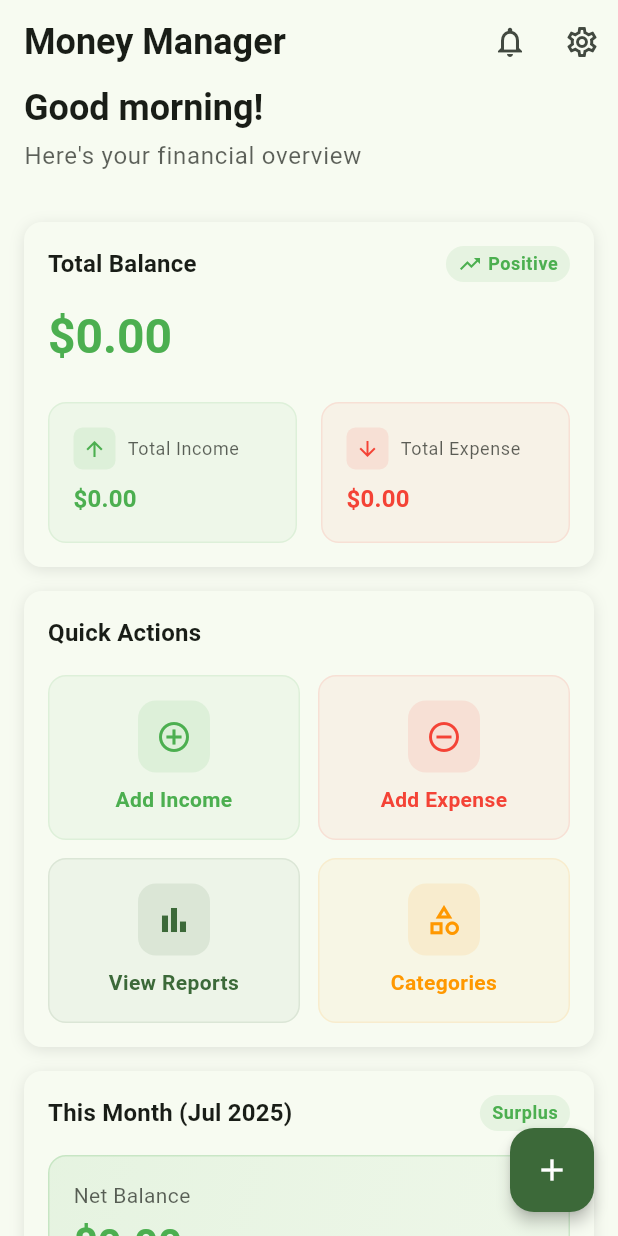
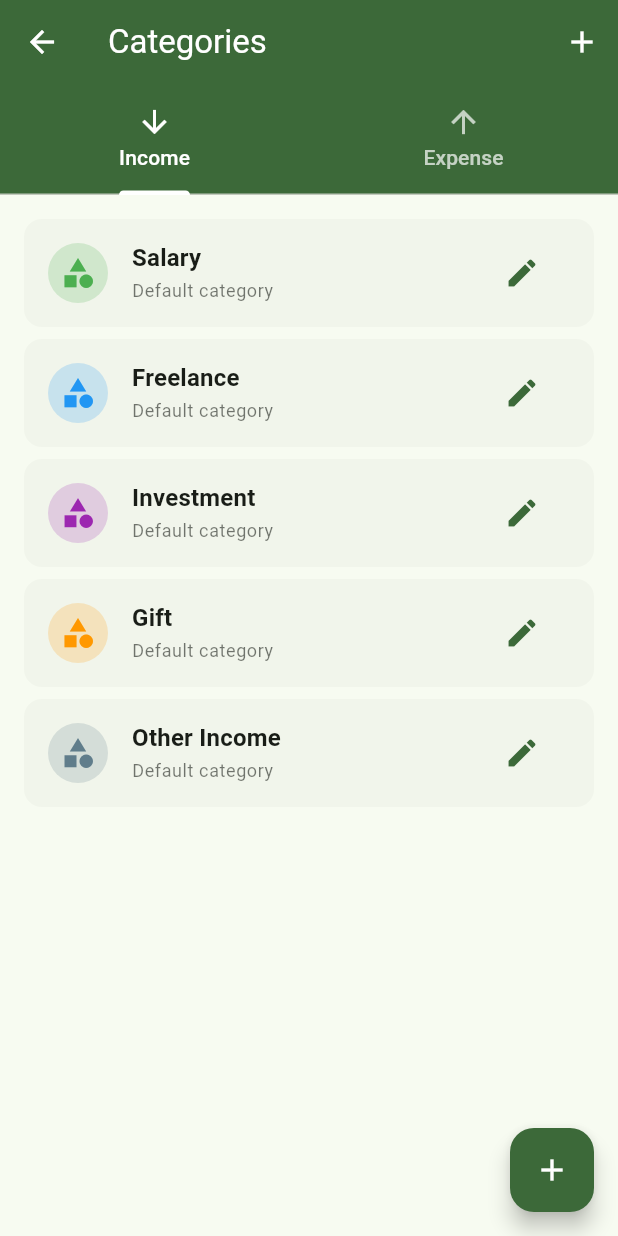
Before and after one commit to A-radman9/money_manager, a Flutter app: the screen it shows after launch, after a tap on "Categories", on a phone screen of 412 x 824 dp. Run offline on Flutter 3.47's test engine with Material 3 defaults, Android fonts, the phone set to English and light mode, and no system bars; our stand-ins replace dartz, equatable, fl_chart, flutter_bloc, sqflite; accounts and stored records are empty.

Commit message:
feat: Implement complete category management functionality
- Create comprehensive categories screen with Income/Expense tabs
- Add full CRUD operations for categories (Create, Read, Update, Delete)
- Implement add/edit category screen with:
  * Visual icon selection (12 predefined icons)
  * Color picker with 12 color options
  * Form validation and error handling
  * Real-time preview of selected icon and color
- Add category list with edit/delete actions
- Protect default categories from deletion
- Implement proper navigation from Quick Actions
- Add success/error notifications for all operations
- Include loading states and proper error handling
- Support both income and expense category types

Categories functionality now fully working:
✅ View all categories by type (Income/Expense)
✅ Add new custom categories
✅ Edit existing categories (name, icon, color)
✅ Delete custom categories (default categories protected)
✅ Visual feedback and validation
✅ Proper state management with CategoryCubit

```diff
--- /dev/null
+++ b/lib/presentation/views/category/categories_screen.dart
@@ -0,0 +1,354 @@
+import 'package:flutter/material.dart';
+import 'package:flutter_bloc/flutter_bloc.dart';
+import '../../view_models/category/category_cubit.dart';
+import '../../view_models/category/category_state.dart';
+import '../../widgets/loading_and_empty_states.dart';
+import '../../../domain/entities/category.dart';
+import 'add_edit_category_screen.dart';
+
+class CategoriesScreen extends StatefulWidget {
+  const CategoriesScreen({super.key});
+
+  @override
+  State<CategoriesScreen> createState() => _CategoriesScreenState();
+}
+
+class _CategoriesScreenState extends State<CategoriesScreen> with TickerProviderStateMixin {
+  late TabController _tabController;
+
+  @override
+  void initState() {
+    super.initState();
+    _tabController = TabController(length: 2, vsync: this);
+    context.read<CategoryCubit>().loadCategories();
+  }
+
+  @override
+  void dispose() {
+    _tabController.dispose();
+    super.dispose();
+  }
+
+  @override
+  Widget build(BuildContext context) {
+    final theme = Theme.of(context);
+
+    return Scaffold(
+      appBar: AppBar(
+        title: const Text('Categories'),
+        backgroundColor: theme.primaryColor,
+        foregroundColor: Colors.white,
+        elevation: 0,
+        bottom: TabBar(
+          controller: _tabController,
+          indicatorColor: Colors.white,
+          labelColor: Colors.white,
+          unselectedLabelColor: Colors.white70,
+          tabs: const [
+            Tab(text: 'Income', icon: Icon(Icons.arrow_downward)),
+            Tab(text: 'Expense', icon: Icon(Icons.arrow_upward)),
+          ],
+        ),
+        actions: [
+          IconButton(
+            icon: const Icon(Icons.add),
+            onPressed: () => _navigateToAddCategory(),
+          ),
+        ],
+      ),
+      body: BlocListener<CategoryCubit, CategoryState>(
+        listener: (context, state) {
+          if (state is CategoryAdded) {
+            ScaffoldMessenger.of(context).showSnackBar(
+              const SnackBar(
+                content: Text('Category added successfully'),
+                backgroundColor: Colors.green,
+              ),
+            );
+          } else if (state is CategoryUpdated) {
+            ScaffoldMessenger.of(context).showSnackBar(
+              const SnackBar(
+                content: Text('Category updated successfully'),
+                backgroundColor: Colors.green,
+              ),
+            );
+          } else if (state is CategoryDeleted) {
+            ScaffoldMessenger.of(context).showSnackBar(
+              const SnackBar(
+                content: Text('Category deleted successfully'),
+                backgroundColor: Colors.green,
+              ),
+            );
+          } else if (state is CategoryError) {
+            ScaffoldMessenger.of(context).showSnackBar(
+              SnackBar(
+                content: Text(state.message),
+                backgroundColor: Colors.red,
+              ),
+            );
+          } else if (state is CategoryValidationError) {
+            ScaffoldMessenger.of(context).showSnackBar(
+              SnackBar(
+                content: Text(state.message),
+                backgroundColor: Colors.orange,
+              ),
+            );
+          }
+        },
+        child: TabBarView(
+          controller: _tabController,
+          children: [
+            _CategoryList(type: 'income'),
+            _CategoryList(type: 'expense'),
+          ],
+        ),
+      ),
+      floatingActionButton: FloatingActionButton(
+        onPressed: () => _navigateToAddCategory(),
+        backgroundColor: theme.primaryColor,
+        child: const Icon(Icons.add, color: Colors.white),
+      ),
+    );
+  }
+
+  void _navigateToAddCategory() {
+    final currentType = _tabController.index == 0 ? 'income' : 'expense';
+    Navigator.of(context).push(
+      MaterialPageRoute(
+        builder: (context) => AddEditCategoryScreen(
+          categoryType: currentType,
+        ),
+      ),
+    );
+  }
+}
+
+class _CategoryList extends StatelessWidget {
+  final String type;
+
+  const _CategoryList({required this.type});
+
+  @override
+  Widget build(BuildContext context) {
+    return BlocBuilder<CategoryCubit, CategoryState>(
+      builder: (context, state) {
+        if (state is CategoryLoading) {
+          return const LoadingWidget();
+        }
+
+        if (state is CategoryError) {
+          return Center(
+            child: Column(
+              mainAxisAlignment: MainAxisAlignment.center,
+              children: [
+                Icon(
+                  Icons.error_outline,
+                  size: 64,
+                  color: Theme.of(context).colorScheme.error,
+                ),
+                const SizedBox(height: 16),
+                Text(
+                  'Error loading categories',
+                  style: Theme.of(context).textTheme.headlineSmall,
+                ),
+                const SizedBox(height: 8),
+                Text(
+                  state.message,
+                  style: Theme.of(context).textTheme.bodyMedium?.copyWith(
+                    color: Theme.of(context).colorScheme.error,
+                  ),
+                  textAlign: TextAlign.center,
+                ),
+                const SizedBox(height: 24),
+                ElevatedButton(
+                  onPressed: () {
+                    context.read<CategoryCubit>().loadCategories();
+                  },
+                  child: const Text('Retry'),
+                ),
+              ],
+            ),
+          );
+        }
+
+        if (state is CategoryLoaded) {
+          final categories = state.categories.where((cat) => cat.type == type).toList();
+
+          if (categories.isEmpty) {
+            return Center(
+              child: Column(
+                mainAxisAlignment: MainAxisAlignment.center,
+                children: [
+                  Icon(
+                    Icons.category_outlined,
+                    size: 64,
+                    color: Theme.of(context).colorScheme.onSurface.withOpacity(0.5),
+                  ),
+                  const SizedBox(height: 16),
+                  Text(
+                    'No ${type} categories yet',
+                    style: Theme.of(context).textTheme.headlineSmall?.copyWith(
+                      color: Theme.of(context).colorScheme.onSurface.withOpacity(0.7),
+                    ),
+                  ),
+                  const SizedBox(height: 8),
+                  Text(
+                    'Tap the + button to add your first category',
+                    style: Theme.of(context).textTheme.bodyMedium?.copyWith(
+                      color: Theme.of(context).colorScheme.onSurface.withOpacity(0.5),
+                    ),
+                  ),
+                ],
+              ),
+            );
+          }
+
+          return RefreshIndicator(
+            onRefresh: () async {
+              context.read<CategoryCubit>().loadCategories();
+            },
+            child: ListView.builder(
+              padding: const EdgeInsets.all(16),
+              itemCount: categories.length,
+              itemBuilder: (context, index) {
+                final category = categories[index];
+                return _CategoryListItem(
+                  category: category,
+                  onEdit: () => _navigateToEditCategory(context, category),
+                  onDelete: () => _showDeleteDialog(context, category),
+                );
+              },
+            ),
+          );
+        }
+
+        return const SizedBox.shrink();
+      },
+    );
+  }
+
+  void _navigateToEditCategory(BuildContext context, Category category) {
+    Navigator.of(context).push(
+      MaterialPageRoute(
+        builder: (context) => AddEditCategoryScreen(
+          category: category,
+          categoryType: category.type,
+        ),
+      ),
+    );
+  }
+
+  void _showDeleteDialog(BuildContext context, Category category) {
+    showDialog(
+      context: context,
+      builder: (BuildContext context) {
+        return AlertDialog(
+          title: const Text('Delete Category'),
+          content: Text('Are you sure you want to delete "${category.name}"?'),
+          actions: [
+            TextButton(
+              onPressed: () => Navigator.of(context).pop(),
+              child: const Text('Cancel'),
+            ),
+            TextButton(
+              onPressed: () {
+                Navigator.of(context).pop();
+                context.read<CategoryCubit>().deleteCategory(category.id!);
+              },
+              style: TextButton.styleFrom(foregroundColor: Colors.red),
+              child: const Text('Delete'),
+            ),
+          ],
+        );
+      },
+    );
+  }
+}
+
+class _CategoryListItem extends StatelessWidget {
+  final Category category;
+  final VoidCallback onEdit;
+  final VoidCallback onDelete;
+
+  const _CategoryListItem({
+    required this.category,
+    required this.onEdit,
+    required this.onDelete,
+  });
+
+  @override
+  Widget build(BuildContext context) {
+    final theme = Theme.of(context);
+    final color = Color(category.color);
+
+    return Card(
+      margin: const EdgeInsets.only(bottom: 8),
+      child: ListTile(
+        leading: CircleAvatar(
+          backgroundColor: color.withOpacity(0.2),
+          child: Icon(
+            _getIconData(category.icon),
+            color: color,
+          ),
+        ),
+        title: Text(
+          category.name,
+          style: theme.textTheme.titleMedium?.copyWith(
+            fontWeight: FontWeight.w600,
+          ),
+        ),
+        subtitle: Text(
+          category.isDefault ? 'Default category' : 'Custom category',
+          style: theme.textTheme.bodySmall?.copyWith(
+            color: theme.colorScheme.onSurface.withOpacity(0.6),
+          ),
+        ),
+        trailing: Row(
+          mainAxisSize: MainAxisSize.min,
+          children: [
+            IconButton(
+              icon: const Icon(Icons.edit),
+              onPressed: onEdit,
+              color: theme.colorScheme.primary,
+            ),
+            if (!category.isDefault)
+              IconButton(
+                icon: const Icon(Icons.delete),
+                onPressed: onDelete,
+                color: Colors.red,
+              ),
+          ],
+        ),
+      ),
+    );
+  }
+
+  IconData _getIconData(String iconName) {
+    switch (iconName) {
+      case 'food':
+        return Icons.restaurant;
+      case 'transport':
+        return Icons.directions_car;
+      case 'shopping':
+        return Icons.shopping_bag;
+      case 'entertainment':
+        return Icons.movie;
+      case 'bills':
+        return Icons.receipt;
+      case 'health':
+        return Icons.local_hospital;
+      case 'education':
+        return Icons.school;
+      case 'salary':
+        return Icons.work;
+      case 'business':
+        return Icons.business;
+      case 'investment':
+        return Icons.trending_up;
+      case 'gift':
+        return Icons.card_giftcard;
+      default:
+        return Icons.category;
+    }
+  }
+}
--- a/lib/presentation/views/dashboard/widgets/quick_actions_card.dart
+++ b/lib/presentation/views/dashboard/widgets/quick_actions_card.dart
@@ -2,6 +2,7 @@ import 'package:flutter/material.dart';
 import '../../../widgets/custom_card.dart';
 import '../../transaction/add_transaction_screen.dart';
 import '../../reports/reports_screen.dart';
+import '../../category/categories_screen.dart';
 
 class QuickActionsCard extends StatelessWidget {
   final VoidCallback? onTransactionAdded;
@@ -91,7 +92,11 @@ class QuickActionsCard extends StatelessWidget {
                   Icons.category_outlined,
                   Colors.orange,
                   () {
-                    // TODO: Navigate to categories screen
+                    Navigator.of(context).push(
+                      MaterialPageRoute(
+                        builder: (context) => const CategoriesScreen(),
+                      ),
+                    );
                   },
                 ),
               ),
```
Also changed, not shown: lib/presentation/views/category/add_edit_category_screen.dart (added, +350 -0 lines).
